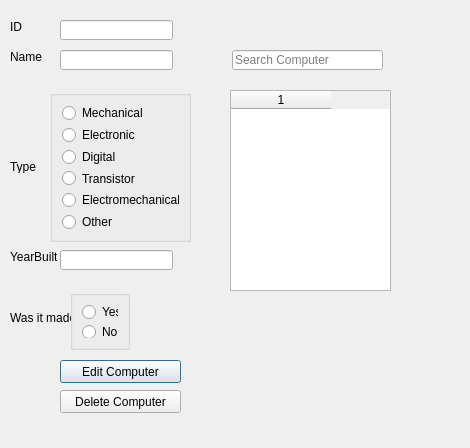
Old version of the form GUI-verklegtVika3/editdeletecomputer.ui in the repository streamerinn/Verklegt-1.
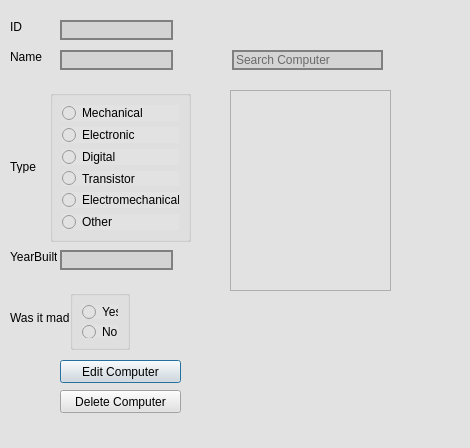
New version of the form.

What changed in the file:
```diff
--- a/GUI-verklegtVika3/editdeletecomputer.ui
+++ b/GUI-verklegtVika3/editdeletecomputer.ui
@@ -13,6 +13,10 @@
   <property name="windowTitle">
    <string>Dialog</string>
   </property>
+  <property name="styleSheet">
+   <string notr="true">	background-color: rgb(226, 226, 226);
+</string>
+  </property>
   <widget class="QPushButton" name="editComputer">
    <property name="geometry">
     <rect>
@@ -48,6 +52,10 @@
      <height>20</height>
     </rect>
    </property>
+   <property name="styleSheet">
+    <string notr="true">background-color: rgb(212, 212, 212);
+	border: 2px solid gray;</string>
+   </property>
   </widget>
   <widget class="QLineEdit" name="txtName">
    <property name="geometry">
@@ -58,6 +66,10 @@
      <height>20</height>
     </rect>
    </property>
+   <property name="styleSheet">
+    <string notr="true">background-color: rgb(212, 212, 212);
+	border: 2px solid gray;</string>
+   </property>
   </widget>
   <widget class="QLineEdit" name="txtID">
    <property name="geometry">
@@ -68,6 +80,10 @@
      <height>20</height>
     </rect>
    </property>
+   <property name="styleSheet">
+    <string notr="true">background-color: rgb(212, 212, 212);
+	border: 2px solid gray;</string>
+   </property>
    <property name="readOnly">
     <bool>true</bool>
    </property>
@@ -81,6 +97,10 @@
      <height>20</height>
     </rect>
    </property>
+   <property name="styleSheet">
+    <string notr="true">background-color: rgb(212, 212, 212);
+	border: 2px solid gray;</string>
+   </property>
    <property name="placeholderText">
     <string>Search Computer</string>
    </property>
@@ -165,6 +185,9 @@
    <property name="columnCount">
     <number>1</number>
    </property>
+   <attribute name="horizontalHeaderVisible">
+    <bool>false</bool>
+   </attribute>
    <column/>
   </widget>
   <widget class="QGroupBox" name="groupBox">
```
Left out of the diff: 5 changed lines with no effect on the pictures.
